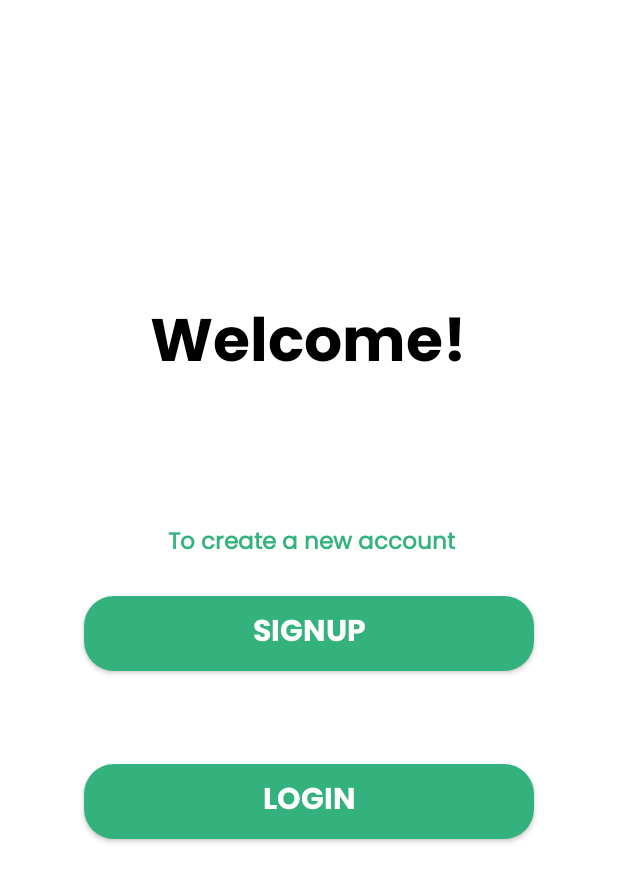
After one commit to GDSC-KIIT/TravelMate, an Android app: the fragment FirstFragment shown on its own in the app's theme, on a phone screen of 412 x 824 dp. The commit adds this screen. Shown: the top 882 px of the screen. Run offline under Robolectric (Android 15) with nearby library versions, the phone set to English and light mode, and no system bars.

Commit message:
loginSignUp2 commit

```diff
--- /dev/null
+++ b/app/src/main/java/com/example/travelmate/AddEventFragment.kt
@@ -0,0 +1,12 @@
+package com.example.travelmate
+
+import android.os.Bundle
+import androidx.fragment.app.Fragment
+import android.view.LayoutInflater
+import android.view.View
+import android.view.ViewGroup
+
+// TODO: Rename parameter arguments, choose names that match
+// the fragment initialization parameters, e.g. ARG_ITEM_NUMBER
+private const val ARG_PARAM1 = "param1"
+private const val ARG_PARAM2 = "param2"
--- /dev/null
+++ b/app/src/main/java/com/example/travelmate/FirstFragment.kt
@@ -0,0 +1,59 @@
+package com.example.travelmate
+
+import android.os.Bundle
+import androidx.fragment.app.Fragment
+import android.view.LayoutInflater
+import android.view.View
+import android.view.ViewGroup
+
+// TODO: Rename parameter arguments, choose names that match
+// the fragment initialization parameters, e.g. ARG_ITEM_NUMBER
+private const val ARG_PARAM1 = "param1"
+private const val ARG_PARAM2 = "param2"
+
+/**
+ * A simple [Fragment] subclass.
+ * Use the [FirstFragment.newInstance] factory method to
+ * create an instance of this fragment.
+ */
+class FirstFragment : Fragment() {
+    // TODO: Rename and change types of parameters
+    private var param1: String? = null
+    private var param2: String? = null
+
+    override fun onCreate(savedInstanceState: Bundle?) {
+        super.onCreate(savedInstanceState)
+        arguments?.let {
+            param1 = it.getString(ARG_PARAM1)
+            param2 = it.getString(ARG_PARAM2)
+        }
+    }
+
+    override fun onCreateView(
+        inflater: LayoutInflater, container: ViewGroup?,
+        savedInstanceState: Bundle?
+    ): View? {
+        // Inflate the layout for this fragment
+        return inflater.inflate(R.layout.fragment_first, container, false)
+    }
+
+    companion object {
+        /**
+         * Use this factory method to create a new instance of
+         * this fragment using the provided parameters.
+         *
+         * @param param1 Parameter 1.
+         * @param param2 Parameter 2.
+         * @return A new instance of fragment FirstFragment.
+         */
+        // TODO: Rename and change types and number of parameters
+        @JvmStatic
+        fun newInstance(param1: String, param2: String) =
+            FirstFragment().apply {
+                arguments = Bundle().apply {
+                    putString(ARG_PARAM1, param1)
+                    putString(ARG_PARAM2, param2)
+                }
+            }
+    }
+}
--- a/app/src/main/java/com/example/travelmate/MainActivity.kt
+++ b/app/src/main/java/com/example/travelmate/MainActivity.kt
@@ -42,7 +42,7 @@ class MainActivity : AppCompatActivity() {
 
     override fun onCreate(savedInstanceState: Bundle?) {
         super.onCreate(savedInstanceState)
-        setContentView(R.layout.login)
+        setContentView(R.layout.fragment_login)
 
         btnGoogle = findViewById(R.id.googleSignInButton)
         oneTapClient = Identity.getSignInClient(this)
@@ -107,7 +107,7 @@ class LoginActivity : Activity(), OnClickListener {
     private var saveLogin: Boolean? = null
     public override fun onCreate(savedInstanceState: Bundle?) {
         super.onCreate(savedInstanceState)
-        setContentView(R.layout.login)
+        setContentView(R.layout.fragment_login)
         ok = findViewById<View>(R.id.buttonLogin) as Button
         ok!!.setOnClickListener(this)
         editTextUsername = findViewById<View>(R.id.editTextUsername) as EditText
--- /dev/null
+++ b/app/src/main/res/layout/fragment_first.xml
@@ -0,0 +1,69 @@
+<?xml version="1.0" encoding="utf-8"?>
+<androidx.constraintlayout.widget.ConstraintLayout xmlns:android="http://schemas.android.com/apk/res/android"
+    xmlns:app="http://schemas.android.com/apk/res-auto"
+    xmlns:tools="http://schemas.android.com/tools"
+    android:layout_width="match_parent"
+    android:layout_height="match_parent"
+    android:background="@color/background"
+    tools:context=".MainActivity">
+
+    <TextView
+        android:layout_width="wrap_content"
+        android:layout_height="wrap_content"
+        android:fontFamily="@font/poppins_bold"
+        android:text="Welcome!"
+        android:textColor="@color/black"
+        android:textSize="40dp"
+        android:textStyle="bold"
+        app:layout_constraintBottom_toBottomOf="parent"
+        app:layout_constraintEnd_toEndOf="parent"
+        app:layout_constraintHorizontal_bias="0.497"
+        app:layout_constraintStart_toStartOf="parent"
+        app:layout_constraintTop_toTopOf="parent"
+        app:layout_constraintVertical_bias="0.26" />
+
+    <TextView
+        android:layout_width="wrap_content"
+        android:layout_height="wrap_content"
+        android:text=" To create a new account"
+        android:fontFamily="@font/poppins"
+        android:textColor="@color/primary"
+        android:textSize="15sp"
+        android:textStyle="bold"
+        app:layout_constraintBottom_toBottomOf="parent"
+        app:layout_constraintEnd_toEndOf="parent"
+        app:layout_constraintHorizontal_bias="0.498"
+        app:layout_constraintStart_toStartOf="parent"
+        app:layout_constraintTop_toTopOf="parent"
+        app:layout_constraintVertical_bias="0.438" />
+
+    <androidx.appcompat.widget.AppCompatButton
+        android:layout_width="300sp"
+        android:layout_height="50sp"
+        android:background="@drawable/custom_button"
+        android:text="LOGIN"
+        android:fontFamily="@font/poppins_bold"
+        android:textColor="@color/background"
+        android:textSize="20sp"
+        app:layout_constraintBottom_toBottomOf="parent"
+        app:layout_constraintEnd_toEndOf="parent"
+        app:layout_constraintStart_toStartOf="parent"
+        app:layout_constraintTop_toTopOf="parent"
+        app:layout_constraintVertical_bias="0.658" />
+
+    <androidx.appcompat.widget.AppCompatButton
+        android:layout_width="300sp"
+        android:layout_height="50sp"
+        android:background="@drawable/custom_button"
+        android:fontFamily="@font/poppins_bold"
+        android:text="SIGNUP"
+        android:textColor="@color/background"
+        android:textSize="20sp"
+        app:layout_constraintBottom_toBottomOf="parent"
+        app:layout_constraintEnd_toEndOf="parent"
+        app:layout_constraintStart_toStartOf="parent"
+        app:layout_constraintTop_toTopOf="parent"
+        app:layout_constraintVertical_bias="0.513" />
+
+
+</androidx.constraintlayout.widget.ConstraintLayout>
--- a/app/src/main/res/values/strings.xml
+++ b/app/src/main/res/values/strings.xml
@@ -1,4 +1,6 @@
 <resources>
     <string name="app_name">TravelMate</string>
     <string name="web_client_id">404101185951-gbu4e2nq3i58riulmdr64175a0up8e2j.apps.googleusercontent.com</string>
+    <!-- TODO: Remove or change this placeholder text -->
+    <string name="hello_blank_fragment">Hello blank fragment</string>
 </resources>
```
Also changed, not shown: app/src/main/java/com/example/travelmate/ForgotpwdFragment.kt (added, +59 -0 lines), app/src/main/java/com/example/travelmate/LoginFragment.kt (added, +59 -0 lines), app/src/main/java/com/example/travelmate/OTPFragment.kt (added, +59 -0 lines), app/src/main/java/com/example/travelmate/ResetpwdFragment.kt (added, +59 -0 lines), app/src/main/java/com/example/travelmate/SignUpFragment.kt (added, +59 -0 lines), app/src/main/res/layout/activity_main.xml (+4 -47 lines), app/src/main/res/layout/fragment_forgotpwd.xml (renamed from app/src/main/res/layout/resetpwd.xml, +19 -52 lines), app/src/main/res/layout/fragment_resetpwd.xml (renamed from app/src/main/res/layout/forgotpwd.xml, +52 -19 lines), app/src/main/res/layout/fragment_login.xml (renamed from app/src/main/res/layout/login.xml), app/src/main/res/layout/fragment_o_t_p.xml (renamed from app/src/main/res/layout/otp.xml), app/src/main/res/layout/fragment_sign_up.xml (renamed from app/src/main/res/layout/signupscreen.xml).
